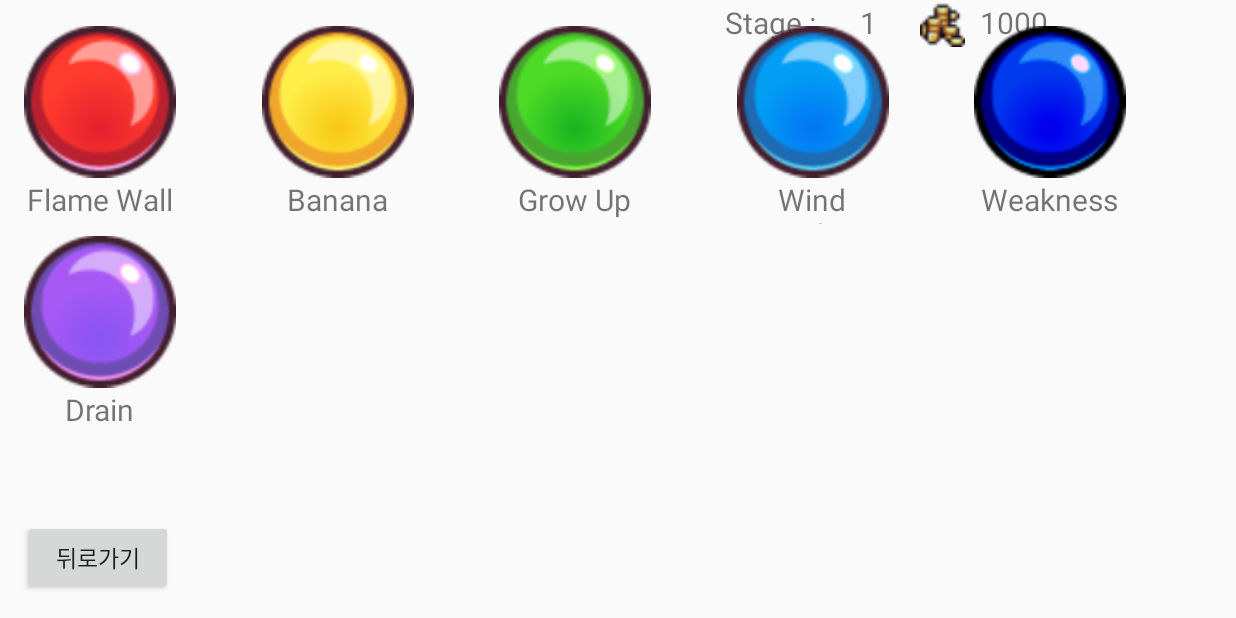
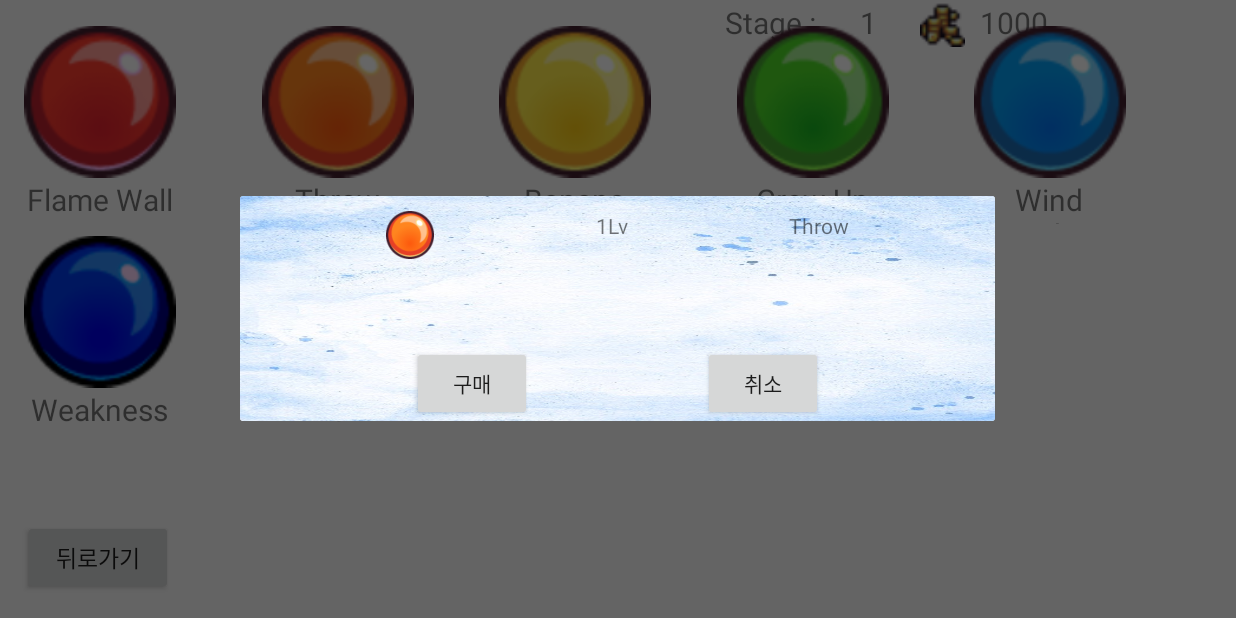
Before and after one commit to SeoHuh/RainbowDefense, an Android app: the ShopActivity screen opened directly, with no data from a screen before it, after a tap on "Throw", on a phone screen of 824 x 412 dp (held sideways). Run offline under Robolectric (Android 15) with nearby library versions, the phone set to English and light mode, and no system bars; our stand-ins replace Room's generated code.

Commit message:
Shop Activity에 Dialog 추가
ShopDetailFragment 클래스 추가
shop_detail 레이아웃 추가
Shop 액티비티 수정, 유닛 클릭시 Dialog 출력되고, 클릭시 데이터베이스 처리

```diff
--- a/app/src/main/java/com/test/rainbowDefense/ShopActivity.kt
+++ b/app/src/main/java/com/test/rainbowDefense/ShopActivity.kt
@@ -5,6 +5,7 @@ import androidx.appcompat.app.AppCompatActivity
 import android.os.Bundle
 import android.util.Log
 import android.view.View
+import androidx.fragment.app.DialogFragment
 import androidx.lifecycle.Observer
 import androidx.lifecycle.ViewModelProvider
 import androidx.recyclerview.widget.RecyclerView
@@ -39,20 +40,24 @@ class ShopActivity : AppCompatActivity() {
         val viewManager = GridLayoutManager(this, 5)
         val viewAdapter = ShopAdapter(this)
 
+        //뷰 어뎁터에 클릭리스너 적용
         viewAdapter.setOnItemClickListener(object :
             OnItemClickListener {
             override fun onItemClick(v: View, pos: Int) {
                 val unit: UnitEntity = unitViewModel.notHaveUnits.value!!.get(pos)
-                unitViewModel.update(unit.apply{type=1})
+                showDetail(unit)
+//                unitViewModel.update(unit.apply{type=1})
             }
         })
 
+        // 유닛 뷰모델 호출 후 관찰
         unitViewModel = ViewModelProvider(this).get(UnitViewModel::class.java)
         unitViewModel.notHaveUnits.observe(this, Observer { units ->
             units?.let { viewAdapter.setUnits(it) }
             Log.d("디버깅", "옵저버 실행")
         })
 
+        // 리사이클러뷰에 데이터 적용
         val recyclerView = findViewById<RecyclerView>(R.id.shop_recyclerview)
         recyclerView.apply{
             setHasFixedSize(true)
@@ -64,4 +69,23 @@ class ShopActivity : AppCompatActivity() {
         super.finish()
         overridePendingTransition(R.anim.slide_in_left, R.anim.slide_out_right)
     }
+
+    fun showDetail(unit:UnitEntity) {
+        val newFragment = ShopDetailFragment(unit)
+        newFragment.show(supportFragmentManager,"mine")
+        newFragment.setOnlistner(object :
+            ShopDetailFragment.NoticeDialogListener {
+            override fun onDialogPositiveClick(dialog: DialogFragment) {
+                unitViewModel.update(unit.apply{type=1})
+            }
+
+            override fun onDialogNegativeClick(dialog: DialogFragment) {
+
+            }
+        })
+        val param = newFragment.dialog?.window?.attributes
+        param?.width = 300
+        param?.height = 200
+    }
+
 }
--- /dev/null
+++ b/app/src/main/java/com/test/rainbowDefense/ShopDetailFragment.kt
@@ -0,0 +1,49 @@
+package com.test.rainbowDefense
+
+import android.app.AlertDialog
+import android.app.Dialog
+import android.content.Context
+import android.content.DialogInterface
+import android.os.Bundle
+import androidx.fragment.app.DialogFragment
+import com.test.rainbowDefense.adapter.OnItemClickListener
+import com.test.rainbowDefense.database.UnitEntity
+import kotlinx.android.synthetic.main.shop_detail.view.*
+
+class ShopDetailFragment(val unit: UnitEntity) : DialogFragment() {
+
+    private var listener : NoticeDialogListener? = null
+    fun setOnlistner(listener: NoticeDialogListener){
+        this.listener = listener
+    }
+
+    interface NoticeDialogListener {
+        fun onDialogPositiveClick(dialog: DialogFragment)
+        fun onDialogNegativeClick(dialog: DialogFragment)
+    }
+
+    override fun onCreateDialog(savedInstanceState: Bundle?): Dialog {
+        return activity?.let {
+            val builder = AlertDialog.Builder(it)
+            val inflater = requireActivity().layoutInflater
+
+            val view = inflater.inflate(R.layout.shop_detail, null)
+            val resId: Int =
+                view.resources.getIdentifier(unit.resourceId, "drawable", "com.test.rainbowDefense")
+            view.image.setImageResource(resId)
+            view.name.text = unit.name
+            view.level.text = (unit.level.toString() + "Lv")
+            view.button.setOnClickListener{
+                listener?.onDialogPositiveClick(this)
+                dialog?.cancel()
+            }
+            view.button2.setOnClickListener{
+                listener?.onDialogNegativeClick(this)
+                dialog?.cancel()
+            }
+
+            builder.setView(view)
+            builder.create()
+        } ?: throw IllegalStateException("Activity cannot be null")
+    }
+}
--- /dev/null
+++ b/app/src/main/res/layout/shop_detail.xml
@@ -0,0 +1,67 @@
+<?xml version="1.0" encoding="utf-8"?>
+<androidx.constraintlayout.widget.ConstraintLayout xmlns:android="http://schemas.android.com/apk/res/android"
+    xmlns:app="http://schemas.android.com/apk/res-auto"
+    android:layout_width="wrap_content"
+    android:layout_height="wrap_content"
+    android:background="@drawable/sky">
+
+    <ImageView
+        android:layout_marginStart="50dp"
+        android:id="@+id/image"
+        android:layout_width="32dp"
+        android:layout_height="32dp"
+        android:layout_margin="10dp"
+        android:src="@drawable/red_circle"
+        app:layout_constraintEnd_toStartOf="@+id/level"
+        app:layout_constraintHorizontal_bias="0.5"
+        app:layout_constraintStart_toStartOf="parent"
+        app:layout_constraintTop_toTopOf="parent" />
+
+    <TextView
+        android:id="@+id/level"
+        android:layout_width="wrap_content"
+        android:layout_height="32dp"
+        android:layout_margin="10dp"
+        android:text="abcdefg"
+        app:layout_constraintEnd_toStartOf="@+id/name"
+        app:layout_constraintHorizontal_bias="0.5"
+        app:layout_constraintStart_toEndOf="@+id/image"
+        app:layout_constraintTop_toTopOf="parent" />
+
+    <TextView
+        android:layout_marginEnd="50dp"
+        android:id="@+id/name"
+        android:layout_width="wrap_content"
+        android:layout_height="32dp"
+        android:layout_margin="10dp"
+        android:text="tasdf"
+        app:layout_constraintEnd_toEndOf="parent"
+        app:layout_constraintHorizontal_bias="0.5"
+        app:layout_constraintStart_toEndOf="@+id/level"
+        app:layout_constraintTop_toTopOf="parent" />
+
+    <Button
+        android:id="@+id/button"
+        android:layout_width="80dp"
+        android:layout_height="50dp"
+        android:text="구매"
+        app:layout_constraintBottom_toBottomOf="parent"
+        app:layout_constraintEnd_toStartOf="@+id/button2"
+        app:layout_constraintHorizontal_bias="0.5"
+        app:layout_constraintStart_toStartOf="parent"
+        app:layout_constraintTop_toTopOf="parent"
+        android:layout_marginTop="100dp"/>
+
+    <Button
+        android:id="@+id/button2"
+        android:layout_width="80dp"
+        android:layout_height="50dp"
+        android:text="취소"
+        app:layout_constraintBottom_toBottomOf="parent"
+        app:layout_constraintEnd_toEndOf="parent"
+        app:layout_constraintHorizontal_bias="0.5"
+        app:layout_constraintStart_toEndOf="@+id/button"
+        app:layout_constraintTop_toTopOf="parent"
+        android:layout_marginTop="100dp"/>
+
+</androidx.constraintlayout.widget.ConstraintLayout>
```
